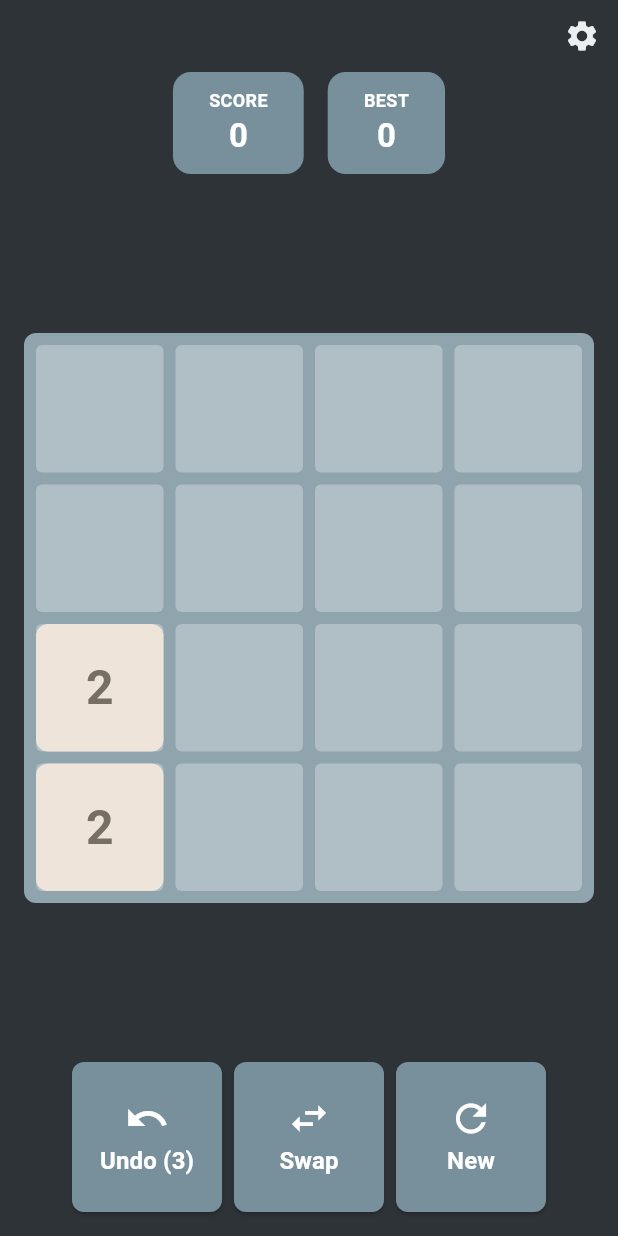
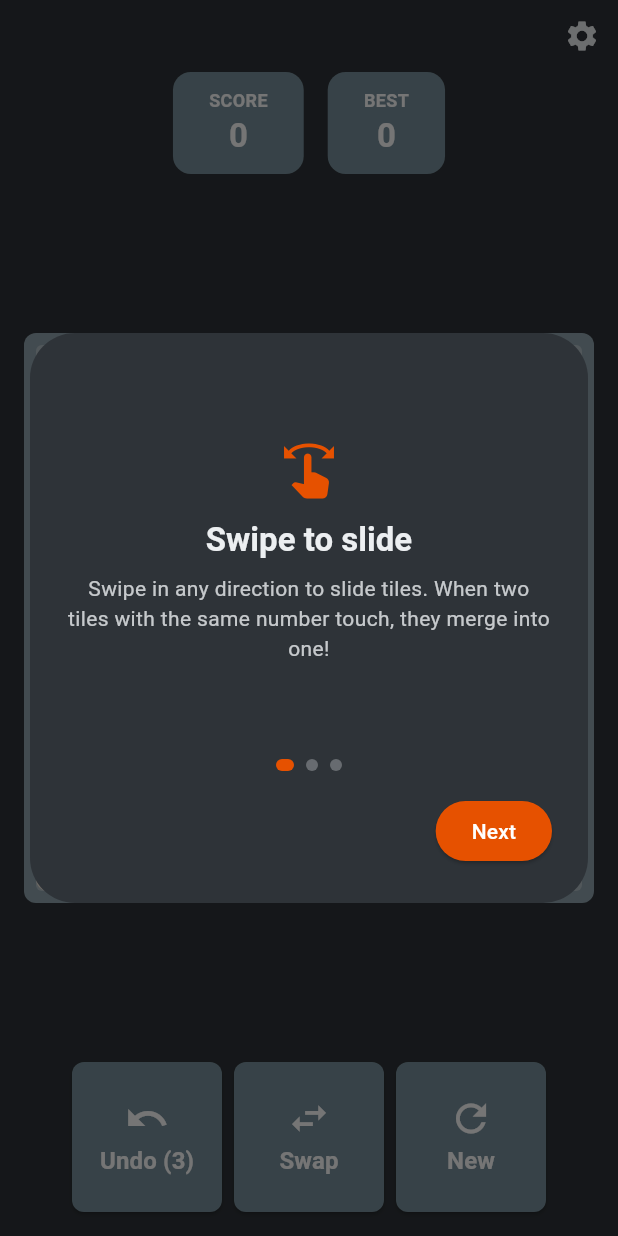
Before and after one commit to KMunyede/twenty48, a Flutter app: the GameScreen screen opened directly, on a phone screen of 412 x 824 dp. Run offline on Flutter 3.47's test engine with Material 3 defaults, Android fonts, the phone set to English and light mode, and no system bars; our stand-ins replace confetti, google_mobile_ads, shared_preferences; missing offline and left inert: in_app_update; accounts and stored records are empty.

Commit message:
1.2.0 prep B: How to play guide and local stats

```diff
--- /dev/null
+++ b/lib/core/services/stats_service.dart
@@ -0,0 +1,71 @@
+import 'dart:math';
+import 'package:shared_preferences/shared_preferences.dart';
+
+class StatsService {
+  final Future<SharedPreferences> Function()? _prefsLoader;
+  SharedPreferences? _prefs;
+
+  int _gamesPlayed = 0;
+  int _wins = 0;
+  int _bestTile = 0;
+
+  int get gamesPlayed => _gamesPlayed;
+  int get wins => _wins;
+  int get bestTile => _bestTile;
+
+  double get winRate => _gamesPlayed > 0 ? (_wins / _gamesPlayed) * 100 : 0.0;
+  String get formattedWinRate =>
+      _gamesPlayed > 0 ? '${winRate.toStringAsFixed(0)}%' : '-';
+
+  StatsService({
+    SharedPreferences? prefs,
+    Future<SharedPreferences> Function()? prefsLoader,
+  })  : _prefs = prefs,
+        _prefsLoader = prefsLoader;
+
+  Future<SharedPreferences> _getPrefs() async {
+    final currentPrefs = _prefs;
+    if (currentPrefs != null) return currentPrefs;
+    final loader = _prefsLoader;
+    if (loader != null) {
+      final loaded = await loader();
+      _prefs = loaded;
+      return loaded;
+    }
+    final prefs = await SharedPreferences.getInstance();
+    _prefs = prefs;
+    return prefs;
+  }
+
+  Future<void> load() async {
+    try {
+      final prefs = await _getPrefs();
+      _gamesPlayed = prefs.getInt('stats_gamesPlayed') ?? 0;
+      _wins = prefs.getInt('stats_wins') ?? 0;
+      _bestTile = prefs.getInt('stats_bestTile') ?? 0;
+    } catch (_) {
+      // Keep defaults on error
+    }
+  }
+
+  Future<void> recordGameEnd({
+    required bool won,
+    required int highestTile,
+  }) async {
+    try {
+      await load();
+      _gamesPlayed += 1;
+      if (won) {
+        _wins += 1;
+      }
+      _bestTile = max(_bestTile, highestTile);
+
+      final prefs = await _getPrefs();
+      await prefs.setInt('stats_gamesPlayed', _gamesPlayed);
+      await prefs.setInt('stats_wins', _wins);
+      await prefs.setInt('stats_bestTile', _bestTile);
+    } catch (_) {
+      // Ignore write errors
+    }
+  }
+}
--- a/lib/features/game/providers/game_provider.dart
+++ b/lib/features/game/providers/game_provider.dart
@@ -5,6 +5,7 @@ import 'dart:math';
 import 'package:flutter/material.dart';
 import 'package:shared_preferences/shared_preferences.dart';
 import 'package:twenty48/core/services/daily_challenge_service.dart';
+import 'package:twenty48/core/services/stats_service.dart';
 import '../models/tile.dart';
 
 class GameProvider extends ChangeNotifier {
@@ -17,6 +18,8 @@ class GameProvider extends ChangeNotifier {
 
   // Daily Challenge State
   final DailyChallengeService _dailyService;
+  final StatsService _statsService;
+  bool _hasRecordedGame = false;
   int _dailySeed = 0;
   bool _isDailyMode = false;
   bool _dailyCompletedThisGame = false;
@@ -67,9 +70,13 @@ class GameProvider extends ChangeNotifier {
   bool get hasUsedExtraTime => _hasUsedExtraTime;
   bool get isDailyMode => _isDailyMode;
   bool get dailyCompletedThisGame => _dailyCompletedThisGame;
+  StatsService get statsService => _statsService;
 
-  GameProvider({DailyChallengeService? dailyService})
-      : _dailyService = dailyService ?? DailyChallengeService() {
+  GameProvider({
+    DailyChallengeService? dailyService,
+    StatsService? statsService,
+  })  : _dailyService = dailyService ?? DailyChallengeService(),
+        _statsService = statsService ?? StatsService() {
     _loadSettings().then((_) => initGame());
   }
 
@@ -78,6 +85,7 @@ class GameProvider extends ChangeNotifier {
     _isTimerMode = prefs.getBool('isTimerMode') ?? false;
     _targetValue = prefs.getInt('targetValue') ?? 1024;
     _highScore = prefs.getInt('highScore') ?? 0;
+    await _statsService.load();
   }
 
   Future<void> _saveSettings() async {
@@ -121,6 +129,19 @@ class GameProvider extends ChangeNotifier {
     initGame();
   }
 
+  void _checkAndRecordGameEnd({bool targetReached = false}) {
+    if (_hasRecordedGame) return;
+    final int maxTile = _tiles.fold<int>(
+        0, (maxVal, tile) => tile.value > maxVal ? tile.value : maxVal);
+    final int target = _isDailyMode ? _dailyTarget : _targetValue;
+    final bool won = targetReached || maxTile >= target;
+
+    if (targetReached || _isGameOver) {
+      _hasRecordedGame = true;
+      _statsService.recordGameEnd(won: won, highestTile: maxTile);
+    }
+  }
+
   void initGame() {
     if (_isDailyMode) {
       useSeededRandom(_dailySeed);
@@ -128,6 +149,7 @@ class GameProvider extends ChangeNotifier {
     _tiles = [];
     _score = 0;
     _isGameOver = false;
+    _hasRecordedGame = false;
     _isSwapMode = false;
     _firstSelectedTile = null;
     _hasUsedExtraTime = false;
@@ -160,6 +182,7 @@ class GameProvider extends ChangeNotifier {
         notifyListeners();
       } else if (_remainingSeconds <= 0 && !_isGameOver) {
         _isGameOver = true;
+        _checkAndRecordGameEnd();
         _timer?.cancel();
         notifyListeners();
       }
@@ -242,6 +265,9 @@ class GameProvider extends ChangeNotifier {
       _tiles[index2] = _tiles[index2].copyWith(x: pos1x, y: pos1y);
 
       _isGameOver = _calculateGameOver();
+      if (_isGameOver) {
+        _checkAndRecordGameEnd();
+      }
     }
   }
 
@@ -326,6 +352,10 @@ class GameProvider extends ChangeNotifier {
             }
           }
 
+          if (val >= (_isDailyMode ? _dailyTarget : _targetValue)) {
+            _checkAndRecordGameEnd(targetReached: true);
+          }
+
           if (_isDailyMode && val >= _dailyTarget && !_dailyCompletedThisGame) {
             _dailyCompletedThisGame = true;
             _dailyService.markCompleted().catchError((_) => 0);
@@ -405,6 +435,9 @@ class GameProvider extends ChangeNotifier {
       _lastBonusTime = bonusTime;
       _addNewTile();
       _isGameOver = _isGameOver || _calculateGameOver();
+      if (_isGameOver) {
+        _checkAndRecordGameEnd();
+      }
       notifyListeners();
 
       // Clean up deleting tiles after animation finishes
--- /dev/null
+++ b/lib/features/onboarding/how_to_play_dialog.dart
@@ -0,0 +1,171 @@
+import 'package:flutter/material.dart';
+import 'package:provider/provider.dart';
+import '../settings/providers/theme_provider.dart';
+
+class HowToPlayDialog extends StatefulWidget {
+  const HowToPlayDialog({super.key});
+
+  @override
+  State<HowToPlayDialog> createState() => _HowToPlayDialogState();
+}
+
+class _HowToPlayDialogState extends State<HowToPlayDialog> {
+  final PageController _pageController = PageController();
+  int _currentPage = 0;
+
+  static const List<_PageData> _pages = [
+    _PageData(
+      title: 'Swipe to slide',
+      description:
+          'Swipe in any direction to slide tiles. When two tiles with the same number touch, they merge into one!',
+      icon: Icons.swipe,
+    ),
+    _PageData(
+      title: 'Reach the target',
+      description:
+          'Keep merging tiles to build higher numbers. Reach the target tile (1024 or 2048) to win the challenge!',
+      icon: Icons.emoji_events,
+    ),
+    _PageData(
+      title: 'Helpers',
+      description:
+          'Use Undo to reverse moves, Swap to exchange tile positions, try Timed mode for a speed race, or solve the Daily puzzle.',
+      icon: Icons.extension,
+    ),
+  ];
+
+  @override
+  void dispose() {
+    _pageController.dispose();
+    super.dispose();
+  }
+
+  void _onNext() {
+    if (_currentPage < _pages.length - 1) {
+      _pageController.nextPage(
+        duration: const Duration(milliseconds: 300),
+        curve: Curves.easeInOut,
+      );
+    } else {
+      Navigator.of(context).pop();
+    }
+  }
+
+  @override
+  Widget build(BuildContext context) {
+    final theme = context.watch<ThemeProvider>().currentTheme;
+
+    return Dialog(
+      shape: RoundedRectangleBorder(borderRadius: BorderRadius.circular(30)),
+      backgroundColor: theme.backgroundColor,
+      insetPadding: const EdgeInsets.symmetric(horizontal: 20, vertical: 24),
+      child: ConstrainedBox(
+        constraints: const BoxConstraints(maxWidth: 390, maxHeight: 380),
+        child: Padding(
+          padding: const EdgeInsets.all(24.0),
+          child: Column(
+            mainAxisSize: MainAxisSize.min,
+            children: [
+              Expanded(
+                child: PageView.builder(
+                  controller: _pageController,
+                  onPageChanged: (index) {
+                    setState(() {
+                      _currentPage = index;
+                    });
+                  },
+                  itemCount: _pages.length,
+                  itemBuilder: (context, index) {
+                    final page = _pages[index];
+                    return Center(
+                      child: SingleChildScrollView(
+                        child: Column(
+                          mainAxisAlignment: MainAxisAlignment.center,
+                          children: [
+                            Icon(
+                              page.icon,
+                              size: 40,
+                              color: const Color(0xFFE65100),
+                            ),
+                            const SizedBox(height: 12),
+                            Text(
+                              page.title,
+                              style: Theme.of(context)
+                                  .textTheme
+                                  .titleLarge
+                                  ?.copyWith(
+                                    color: theme.textColor,
+                                    fontWeight: FontWeight.bold,
+                                  ),
+                              textAlign: TextAlign.center,
+                            ),
+                            const SizedBox(height: 8),
+                            Text(
+                              page.description,
+                              style: TextStyle(
+                                color: theme.textColor.withValues(alpha: 0.8),
+                                fontSize: 14,
+                              ),
+                              textAlign: TextAlign.center,
+                            ),
+                          ],
+                        ),
+                      ),
+                    );
+                  },
+                ),
+              ),
+              const SizedBox(height: 16),
+              Row(
+                mainAxisAlignment: MainAxisAlignment.center,
+                children: List.generate(_pages.length, (index) {
+                  final isSelected = index == _currentPage;
+                  return AnimatedContainer(
+                    duration: const Duration(milliseconds: 200),
+                    margin: const EdgeInsets.symmetric(horizontal: 4),
+                    width: isSelected ? 12 : 8,
+                    height: 8,
+                    decoration: BoxDecoration(
+                      color: isSelected
+                          ? const Color(0xFFE65100)
+                          : theme.textColor.withValues(alpha: 0.3),
+                      borderRadius: BorderRadius.circular(4),
+                    ),
+                  );
+                }),
+              ),
+              const SizedBox(height: 16),
+              Row(
+                mainAxisAlignment: MainAxisAlignment.end,
+                children: [
+                  ElevatedButton(
+                    onPressed: _onNext,
+                    style: ElevatedButton.styleFrom(
+                      backgroundColor: const Color(0xFFE65100),
+                      foregroundColor: Colors.white,
+                    ),
+                    child: Text(
+                      _currentPage == _pages.length - 1 ? 'Got it' : 'Next',
+                    ),
+                  ),
+                ],
+              ),
+            ],
+          ),
+        ),
+      ),
+    );
+  }
+}
+
+class _PageData {
+  final String title;
+  final String description;
+  final IconData icon;
+
+  const _PageData({
+    required this.title,
+    required this.description,
+    required this.icon,
+  });
+}
--- /dev/null
+++ b/lib/features/onboarding/how_to_play_service.dart
@@ -0,0 +1,44 @@
+import 'package:shared_preferences/shared_preferences.dart';
+
+class HowToPlayService {
+  final Future<SharedPreferences> Function()? _prefsLoader;
+  SharedPreferences? _prefs;
+
+  HowToPlayService({
+    SharedPreferences? prefs,
+    Future<SharedPreferences> Function()? prefsLoader,
+  })  : _prefs = prefs,
+        _prefsLoader = prefsLoader;
+
+  Future<SharedPreferences> _getPrefs() async {
+    final currentPrefs = _prefs;
+    if (currentPrefs != null) return currentPrefs;
+    final loader = _prefsLoader;
+    if (loader != null) {
+      final loaded = await loader();
+      _prefs = loaded;
+      return loaded;
+    }
+    final prefs = await SharedPreferences.getInstance();
+    _prefs = prefs;
+    return prefs;
+  }
+
+  Future<bool> hasSeen() async {
+    try {
+      final prefs = await _getPrefs();
+      return prefs.getBool('howToPlaySeen') ?? false;
+    } catch (_) {
+      return false;
+    }
+  }
+
+  Future<void> markSeen() async {
+    try {
+      final prefs = await _getPrefs();
+      await prefs.setBool('howToPlaySeen', true);
+    } catch (_) {
+      // Ignore errors
+    }
+  }
+}
```
Also changed, not shown: lib/core/services/daily_challenge_service.dart (+10 -0 lines), lib/features/game/ui/game_screen.dart (+15 -0 lines), lib/features/onboarding/how_to_play_tile.dart (added, +28 -0 lines), lib/features/settings/ui/settings_dialog.dart (+10 -0 lines), lib/features/settings/ui/stats_dialog.dart (added, +169 -0 lines), lib/features/settings/ui/stats_tile.dart (added, +28 -0 lines), 3 other files.
